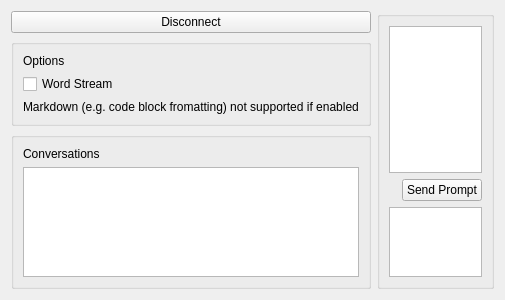
Old version of the form OllamaGui/src/ui/chat.ui in the repository akamlah/ollama-gui.
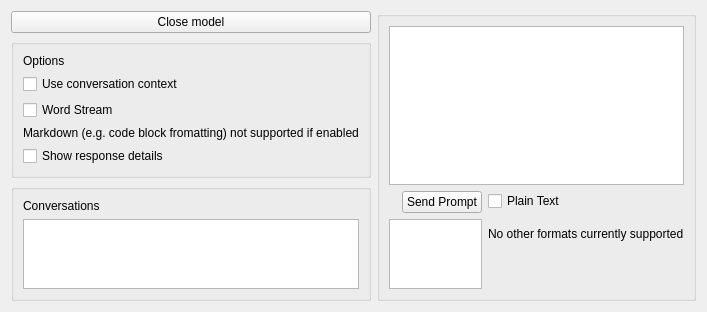
New version of the form.

Commit message: added more options in chat - now need to implement context and add detail option

```diff
--- a/OllamaGui/src/ui/chat.ui
+++ b/OllamaGui/src/ui/chat.ui
@@ -28,7 +28,7 @@
 
                             <widget class="QPushButton" name="DisconnectButton">
                                 <property name="text">
-                                    <string>Disconnect</string>
+                                    <string>Close model</string>
                                 </property>
                             </widget>
                         </item>
@@ -45,6 +45,13 @@
                                             </property>
                                         </widget>
                                     </item>
+                                    <item>
+                                        <widget class="QCheckBox" name="CheckBoxContext">
+                                            <property name="text">
+                                                <string>Use conversation context</string>
+                                            </property>
+                                        </widget>                                    
+                                    </item>
                                     <item>
                                         <widget class="QCheckBox" name="CheckBoxStream">
                                             <property name="text">
@@ -60,13 +67,15 @@
                                         </widget>
                                     </item>
 
-                                    <!-- <item>
+                                    <item>
                                         <widget class="QCheckBox" name="CheckBoxDetails">
                                             <property name="text">
-                                                <string>Append response details</string>
+                                                <string>Show response details</string>
                                             </property>
                                         </widget>                                    
-                                    </item> -->
+                                    </item>
+
+
 
                                     <!-- <item>
                                         <layout class="QHBoxLayout" name="horizontalLayout_9879" stretch="1, 1, 4, 4">
@@ -141,11 +150,15 @@
                 <item>
                     <widget class="QGroupBox" name="ActiveChatGroup">
 
-                        <layout class="QVBoxLayout" name="verticalLayout" stretch="11,2,1">
+                        <layout class="QVBoxLayout" name="verticalLayout" stretch="50,1">
                             <item>
                                 <widget class="QTextEdit" name="MessageDisplay"/>
                             </item>
                             <item>
+                                <layout class="QHBoxLayout" name="horizontalLayout_394569" stretch="20,1">
+                                    <item>
+                                        <layout class="QVBoxLayout" name="verticalLayout_987598237" stretch="1,1">
+                                            <item>
                                 <layout class="QHBoxLayout" name="horizontalLayout_3" stretch="5,1">
                                     <item>
                                         <widget class="QLabel" name="ShortctuLabel">
@@ -166,6 +179,44 @@
                             <item>
                                 <widget class="QPlainTextEdit" name="PromptEditor"/>
                             </item>
+                                        </layout>
+                                    </item>
+                                    <item>
+                                        <layout class="QVBoxLayout" name="verticalLayout_9875982" stretch=" 1, 1, 2">
+                                            <!-- <item>
+                                                <widget class="QLabel" name="fybjfynuunl578o">
+                                                    <property name="text">
+                                                        <string> </string>
+                                                    </property>
+                                                </widget>
+                                            </item> -->
+                                            <item>
+                                                <widget class="QCheckBox" name="CheckBoxPlainText">
+                                                    <property name="text">
+                                                        <string>Plain Text</string>
+                                                    </property>
+                                                </widget>                                    
+                                            </item>
+                                            <item>
+                                                <widget class="QLabel" name="PlainTextExplanationLabel">
+                                                    <property name="text">
+                                                        <string>No other formats currently supported</string>
+                                                    </property>
+                                                </widget>
+                                            </item>
+                                            <!-- placeholder -->
+                                            <item>
+                                                <widget class="QLabel" name="t4t5tygebu">
+                                                    <property name="text">
+                                                        <string></string>
+                                                    </property>
+                                                </widget>
+                                            </item>
+                                        </layout>
+                                    </item>
+                                </layout>
+                            </item>
+
                         </layout>
                     </widget>
                 </item>
```
Lines whose indentation alone changed are shown as unchanged. The commit also changes 4 other files.
